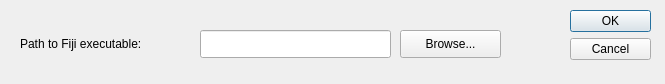
The window that preferencesdialog.ui (polmonso/superannotator) describes before a commit, drawn with Qt 5.
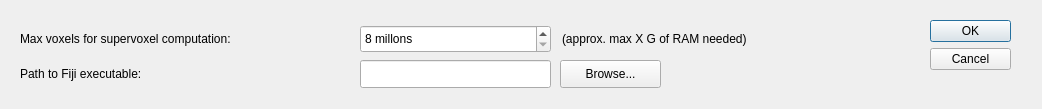
The same window after the commit.

Patch:
```diff
--- a/preferencesdialog.ui
+++ b/preferencesdialog.ui
@@ -6,8 +6,8 @@
    <rect>
     <x>0</x>
     <y>0</y>
-    <width>665</width>
-    <height>84</height>
+    <width>1042</width>
+    <height>109</height>
    </rect>
   </property>
   <property name="windowTitle">
@@ -16,8 +16,8 @@
   <widget class="QDialogButtonBox" name="buttonBox">
    <property name="geometry">
     <rect>
-     <x>570</x>
-     <y>10</y>
+     <x>930</x>
+     <y>20</y>
      <width>81</width>
      <height>71</height>
     </rect>
@@ -33,7 +33,7 @@
    <property name="geometry">
     <rect>
      <x>20</x>
-     <y>35</y>
+     <y>65</y>
      <width>181</width>
      <height>18</height>
     </rect>
@@ -48,8 +48,8 @@
   <widget class="QLineEdit" name="lineEdit">
    <property name="geometry">
     <rect>
-     <x>200</x>
-     <y>30</y>
+     <x>360</x>
+     <y>60</y>
      <width>191</width>
      <height>28</height>
     </rect>
@@ -61,8 +61,8 @@
   <widget class="QPushButton" name="butBrowseFijiPath">
    <property name="geometry">
     <rect>
-     <x>400</x>
-     <y>30</y>
+     <x>560</x>
+     <y>60</y>
      <width>101</width>
      <height>28</height>
     </rect>
@@ -71,6 +71,60 @@
     <string>Browse...</string>
    </property>
   </widget>
+  <widget class="QLabel" name="label_2">
+   <property name="geometry">
+    <rect>
+     <x>20</x>
+     <y>30</y>
+     <width>301</width>
+     <height>18</height>
+    </rect>
+   </property>
+   <property name="text">
+    <string>Max voxels for supervoxel computation:</string>
+   </property>
+   <property name="buddy">
+    <cstring>lineEdit</cstring>
+   </property>
+  </widget>
+  <widget class="QSpinBox" name="spinMaxVox">
+   <property name="geometry">
+    <rect>
+     <x>360</x>
+     <y>25</y>
+     <width>191</width>
+     <height>28</height>
+    </rect>
+   </property>
+   <property name="suffix">
+    <string> millons</string>
+   </property>
+   <property name="minimum">
+    <number>8</number>
+   </property>
+   <property name="maximum">
+    <number>200</number>
+   </property>
+   <property name="singleStep">
+    <number>2</number>
+   </property>
+  </widget>
+  <widget class="QLabel" name="labelMaxVox">
+   <property name="geometry">
+    <rect>
+     <x>562</x>
+     <y>30</y>
+     <width>301</width>
+     <height>18</height>
+    </rect>
+   </property>
+   <property name="text">
+    <string>(approx. max X G of RAM needed)</string>
+   </property>
+   <property name="buddy">
+    <cstring>lineEdit</cstring>
+   </property>
+  </widget>
  </widget>
  <resources/>
  <connections>
```
Left out of the diff: 12 changed lines with no effect on the pictures.
